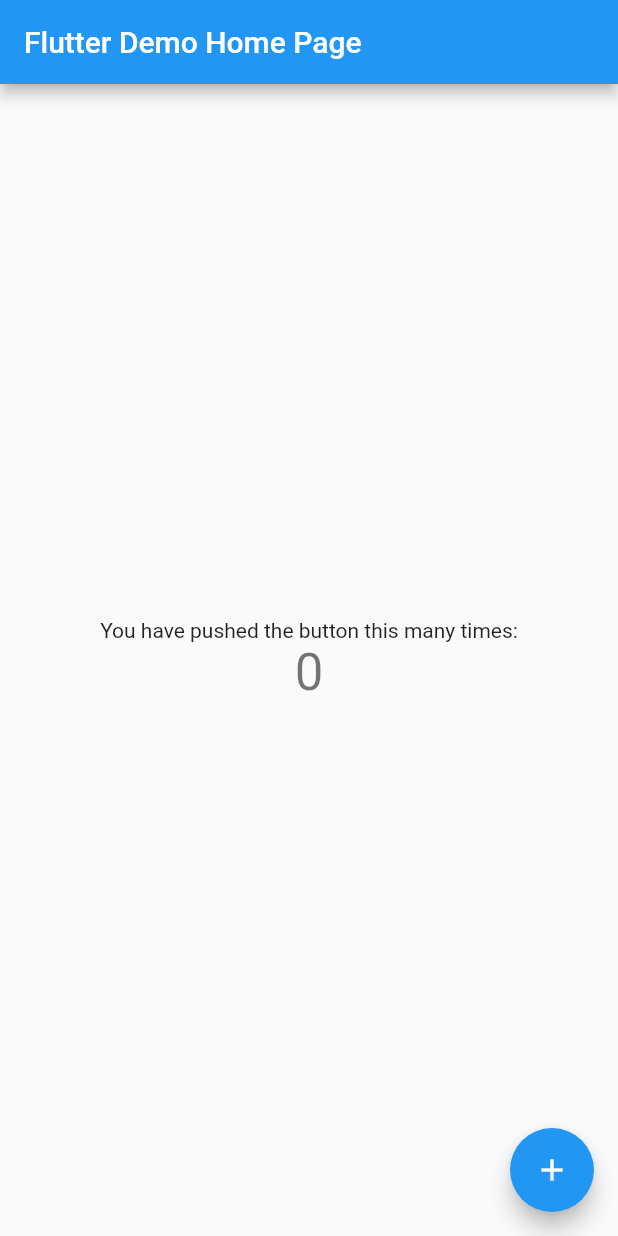
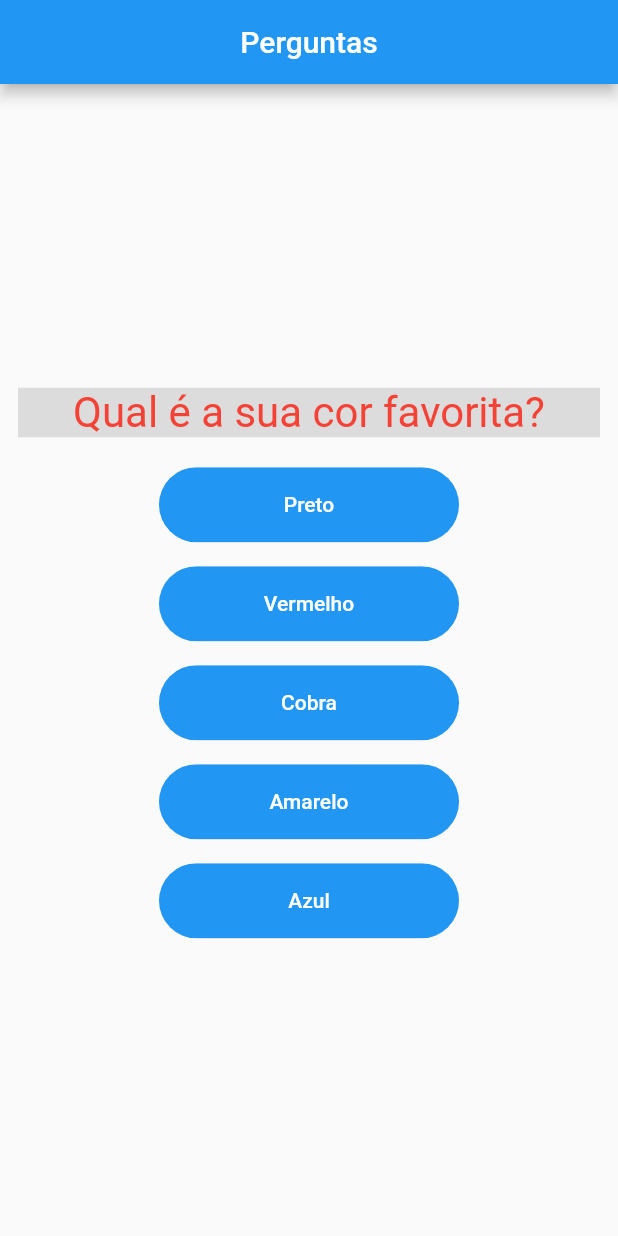
Before and after one commit to TyagoVeras/flutter_quiz, a Flutter app: the screen it shows after launch, on a phone screen of 412 x 824 dp. Run offline on Flutter 3.47's test engine with Material 2 defaults, Android fonts, the phone set to English and light mode, and no system bars.

Commit message:
aula finalizada

```diff
--- a/lib/main.dart
+++ b/lib/main.dart
@@ -1,113 +1,96 @@
 import 'package:flutter/material.dart';
+import 'questionario.dart';
+import 'package:quiz/resultado.dart';
 
-void main() {
-  runApp(MyApp());
+class Pergunta extends StatefulWidget {
+  @override
+  _PerguntaState createState() => _PerguntaState();
 }
 
-class MyApp extends StatelessWidget {
-  // This widget is the root of your application.
-  @override
-  Widget build(BuildContext context) {
-    return MaterialApp(
-      title: 'Flutter Demo',
-      theme: ThemeData(
-        // This is the theme of your application.
-        //
-        // Try running your application with "flutter run". You'll see the
-        // application has a blue toolbar. Then, without quitting the app, try
-        // changing the primarySwatch below to Colors.green and then invoke
-        // "hot reload" (press "r" in the console where you ran "flutter run",
-        // or simply save your changes to "hot reload" in a Flutter IDE).
-        // Notice that the counter didn't reset back to zero; the application
-        // is not restarted.
-        primarySwatch: Colors.blue,
-      ),
-      home: MyHomePage(title: 'Flutter Demo Home Page'),
-    );
+class _PerguntaState extends State<Pergunta> {
+  var _perguntaSelecionada = 0;
+  var _pontuacaoTotal = 0;
+
+  List<Map<String, Object>> _perguntas = [
+    {
+      'pergunta': 'Qual é a sua cor favorita?',
+      'resposta': [
+        {'texto': 'Preto', 'nota': 10},
+        {'texto': 'Vermelho', 'nota': 5},
+        {'texto': 'Cobra', 'nota': 6},
+        {'texto': 'Amarelo', 'nota': 7},
+        {'texto': 'Azul', 'nota': 1},
+      ],
+    },
+    {
+      'pergunta': 'Qual é seu animal favorito?',
+      'resposta': [
+        {'texto': 'Cachorro', 'nota': 10},
+        {'texto': 'Gato', 'nota': 10},
+        {'texto': 'Cobra', 'nota': 10},
+        {'texto': 'Elefante', 'nota': 10},
+        {'texto': 'Urubu', 'nota': 10},
+      ]
+    },
+    {
+      'pergunta': 'Qual é seu curso favorito?',
+      'resposta': [
+        {'texto': 'Java', 'nota': 5},
+        {'texto': 'Phyton', 'nota': 5},
+        {'texto': 'Pascal', 'nota': 5},
+        {'texto': 'PHP', 'nota': 5},
+        {'texto': 'Dart', 'nota': 5},
+      ]
+    }
+  ];
+
+  bool get perguntaSelecionada {
+    return _perguntaSelecionada < _perguntas.length;
   }
-}
 
-class MyHomePage extends StatefulWidget {
-  MyHomePage({Key key, this.title}) : super(key: key);
+  void _responder(int pontuacao) {
+    if (perguntaSelecionada) {
+      setState(() {
+        _pontuacaoTotal += pontuacao;
+        _perguntaSelecionada++;
+      });
+    }
+    print(_pontuacaoTotal);
+  }
 
-  // This widget is the home page of your application. It is stateful, meaning
-  // that it has a State object (defined below) that contains fields that affect
-  // how it looks.
-
-  // This class is the configuration for the state. It holds the values (in this
-  // case the title) provided by the parent (in this case the App widget) and
-  // used by the build method of the State. Fields in a Widget subclass are
-  // always marked "final".
-
-  final String title;
-
-  @override
-  _MyHomePageState createState() => _MyHomePageState();
-}
-
-class _MyHomePageState extends State<MyHomePage> {
-  int _counter = 0;
-
-  void _incrementCounter() {
+  void _reiniciarQuestionario() {
     setState(() {
-      // This call to setState tells the Flutter framework that something has
-      // changed in this State, which causes it to rerun the build method below
-      // so that the display can reflect the updated values. If we changed
-      // _counter without calling setState(), then the build method would not be
-      // called again, and so nothing would appear to happen.
-      _counter++;
+      _pontuacaoTotal = 0;
+      _perguntaSelecionada = 0;
     });
   }
 
   @override
   Widget build(BuildContext context) {
-    // This method is rerun every time setState is called, for instance as done
-    // by the _incrementCounter method above.
-    //
-    // The Flutter framework has been optimized to make rerunning build methods
-    // fast, so that you can just rebuild anything that needs updating rather
-    // than having to individually change instances of widgets.
-    return Scaffold(
-      appBar: AppBar(
-        // Here we take the value from the MyHomePage object that was created by
-        // the App.build method, and use it to set our appbar title.
-        title: Text(widget.title),
-      ),
-      body: Center(
-        // Center is a layout widget. It takes a single child and positions it
-        // in the middle of the parent.
-        child: Column(
-          // Column is also a layout widget. It takes a list of children and
-          // arranges them vertically. By default, it sizes itself to fit its
-          // children horizontally, and tries to be as tall as its parent.
-          //
-          // Invoke "debug painting" (press "p" in the console, choose the
-          // "Toggle Debug Paint" action from the Flutter Inspector in Android
-          // Studio, or the "Toggle Debug Paint" command in Visual Studio Code)
-          // to see the wireframe for each widget.
-          //
-          // Column has various properties to control how it sizes itself and
-          // how it positions its children. Here we use mainAxisAlignment to
-          // center the children vertically; the main axis here is the vertical
-          // axis because Columns are vertical (the cross axis would be
-          // horizontal).
-          mainAxisAlignment: MainAxisAlignment.center,
-          children: <Widget>[
-            Text(
-              'You have pushed the button this many times:',
-            ),
-            Text(
-              '$_counter',
-              style: Theme.of(context).textTheme.headline4,
-            ),
-          ],
-        ),
-      ),
-      floatingActionButton: FloatingActionButton(
-        onPressed: _incrementCounter,
-        tooltip: 'Increment',
-        child: Icon(Icons.add),
-      ), // This trailing comma makes auto-formatting nicer for build methods.
+    // List<Widget> widgets = [];
+
+    // for (String textoResp in respostas) {
+    //   widgets.add(Resposta(textoResp, _responder));
+    // }
+    // List<Widget> widgets =
+    //     respostas.map((e) => Resposta(e, _responder)).toList();
+
+    return MaterialApp(
+      home: Scaffold(
+          appBar: AppBar(
+            title: Text('Perguntas'),
+            centerTitle: true,
+          ),
+          body: perguntaSelecionada
+              ? Questionario(
+                  perguntaSelecionada: _perguntaSelecionada,
+                  perguntas: _perguntas,
+                  responder: _responder)
+              : Resultado(_pontuacaoTotal, _reiniciarQuestionario)),
     );
   }
 }
+
+void main() {
+  runApp(Pergunta());
+}
--- /dev/null
+++ b/lib/questao.dart
@@ -0,0 +1,21 @@
+import 'package:flutter/material.dart';
+
+class Questao extends StatelessWidget {
+  final String texto;
+
+  Questao({this.texto});
+
+  @override
+  Widget build(BuildContext context) {
+    return Container(
+      margin: EdgeInsets.all(12),
+      color: Colors.black12,
+      width: double.infinity,
+      child: Text(
+        texto,
+        style: TextStyle(color: Colors.red, fontSize: 28),
+        textAlign: TextAlign.center,
+      ),
+    );
+  }
+}
--- /dev/null
+++ b/lib/questionario.dart
@@ -0,0 +1,39 @@
+import 'package:flutter/material.dart';
+import 'package:quiz/questao.dart';
+import 'package:quiz/resposta.dart';
+
+class Questionario extends StatelessWidget {
+  final int perguntaSelecionada;
+  final List<Map<String, Object>> perguntas;
+  final void Function(int) responder;
+
+  Questionario({
+    @required this.perguntaSelecionada,
+    @required this.perguntas,
+    @required this.responder,
+  });
+
+  bool get temPerguntaSelecionada {
+    return perguntaSelecionada < perguntas.length;
+  }
+
+  @override
+  Widget build(BuildContext context) {
+    List<Map<String, Object>> respostas = temPerguntaSelecionada
+        ? perguntas[perguntaSelecionada]['resposta']
+        : null;
+
+    return Center(
+      child: Column(
+        mainAxisAlignment: MainAxisAlignment.center,
+        children: [
+          Questao(texto: perguntas[perguntaSelecionada]['pergunta']),
+          ...respostas
+              .map((resp) =>
+                  Resposta(resp['texto'], () => responder(resp['nota'])))
+              .toList()
+        ],
+      ),
+    );
+  }
+}
--- /dev/null
+++ b/lib/resposta.dart
@@ -0,0 +1,23 @@
+import 'package:flutter/material.dart';
+
+class Resposta extends StatelessWidget {
+  final String texto;
+  final Function fn;
+
+  Resposta(this.texto, this.fn);
+
+  @override
+  Widget build(BuildContext context) {
+    return Padding(
+      padding: const EdgeInsets.all(8.0),
+      child: ClipRRect(
+        borderRadius: BorderRadius.circular(500),
+        child: SizedBox(
+          height: 50,
+          width: 200,
+          child: ElevatedButton(onPressed: fn, child: Text(texto)),
+        ),
+      ),
+    );
+  }
+}
--- /dev/null
+++ b/lib/resultado.dart
@@ -0,0 +1,33 @@
+import 'package:flutter/material.dart';
+
+class Resultado extends StatelessWidget {
+  final int pontuacao;
+  final void Function() reiniciar;
+  Resultado(this.pontuacao, this.reiniciar);
+
+  String get resultado {
+    if (pontuacao < 8) {
+      return 'Parabens';
+    } else if (pontuacao < 12) {
+      return 'Você é bom!';
+    } else if (pontuacao < 20) {
+      return 'Você é fera!';
+    } else {
+      return 'Nivel jedi';
+    }
+  }
+
+  @override
+  Widget build(BuildContext context) {
+    return Column(
+      mainAxisAlignment: MainAxisAlignment.center,
+      children: [
+        Center(
+          child: Text('O resultado da sua foi: $resultado'),
+        ),
+        SizedBox(height: 20),
+        ElevatedButton(onPressed: reiniciar, child: Text('reiniciar...'))
+      ],
+    );
+  }
+}
```
Also changed, not shown: 1 other file.
